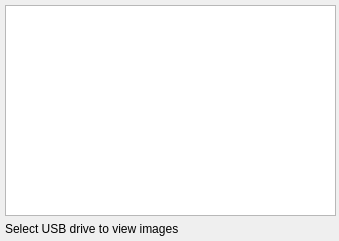
Old version of the form Dialogs/loadusbdlg.ui in the repository towhee/Winnow64.
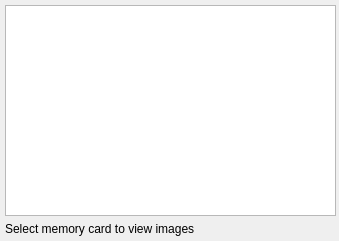
New version of the form.

Commit message: Erase all images on mem card

Patch:
```diff
--- a/Dialogs/loadusbdlg.ui
+++ b/Dialogs/loadusbdlg.ui
@@ -72,7 +72,7 @@
        </sizepolicy>
       </property>
       <property name="text">
-       <string>Select USB drive to view images</string>
+       <string>Select memory card to view images</string>
       </property>
      </widget>
     </item>
```
Left out of the diff: 2 changed lines with no effect on the pictures. The commit also changes 18 other files.
